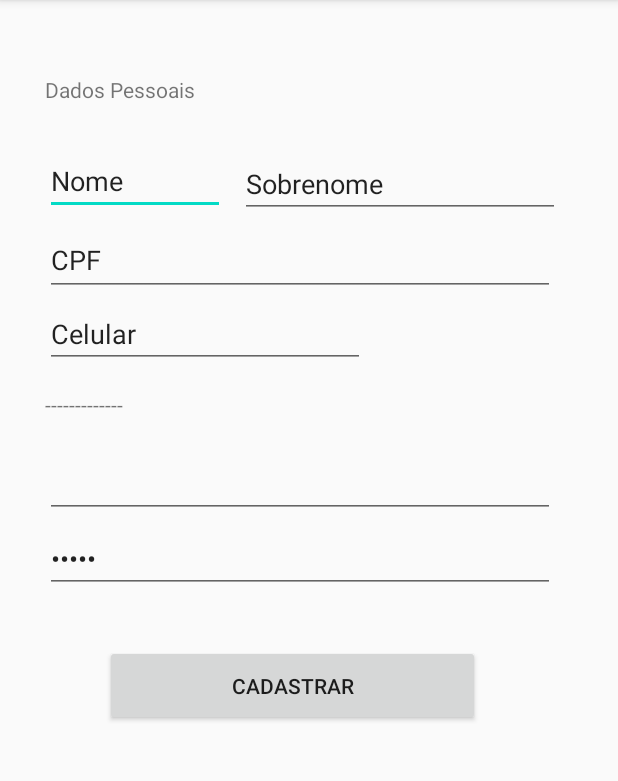
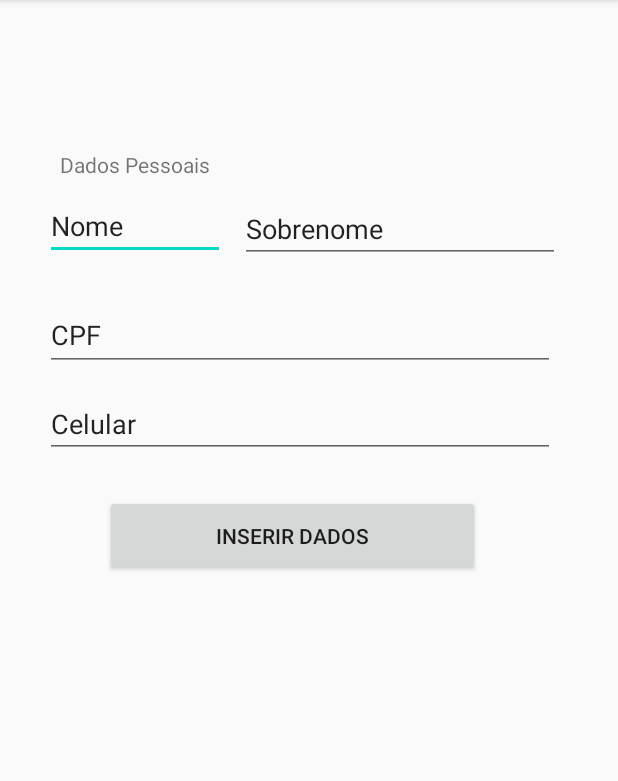
Before and after one commit to Gabs19/Agendamento-Online, an Android app: the Dados_Cadastrais screen opened directly, with no data from a screen before it, on a phone screen of 412 x 824 dp, the part 84-865 px from its top. Run offline under Robolectric (Android 15) with nearby library versions, the phone set to English and light mode, and no system bars; our stand-ins replace Firebase (no records; nobody signed in at launch, a user with empty details on screens opened directly).

Commit message:
cadastro, login, recuperação de senha de usuario (Paciente).

```diff
--- a/app/build.gradle
+++ b/app/build.gradle
@@ -31,6 +31,8 @@ dependencies {
     implementation 'androidx.constraintlayout:constraintlayout:2.0.1'
     implementation 'com.google.firebase:firebase-database:19.4.0'
     implementation 'androidx.coordinatorlayout:coordinatorlayout:1.1.0'
+    implementation 'com.google.firebase:firebase-auth:19.4.0'
+    implementation 'androidx.gridlayout:gridlayout:1.0.0'
     testImplementation 'junit:junit:4.12'
     androidTestImplementation 'androidx.test.ext:junit:1.1.2'
     androidTestImplementation 'androidx.test.espresso:espresso-core:3.3.0'
--- a/app/src/main/AndroidManifest.xml
+++ b/app/src/main/AndroidManifest.xml
@@ -1,7 +1,9 @@
 <?xml version="1.0" encoding="utf-8"?>
 <manifest xmlns:android="http://schemas.android.com/apk/res/android"
     package="com.example.agendamento_online">
-    <uses-permission android:name="android.permission.INTERNET"/>
+
+    <uses-permission android:name="android.permission.INTERNET" />
+
     <application
         android:allowBackup="true"
         android:icon="@mipmap/ic_launcher"
@@ -9,7 +11,11 @@
         android:roundIcon="@mipmap/ic_launcher_round"
         android:supportsRtl="true"
         android:theme="@style/AppTheme">
-        <activity android:name=".Registro_Paciente"></activity>
+        <activity android:name=".Paciente.Dados_Cadastrais"></activity>
+        <activity android:name=".Paciente.Reset_senha" />
+        <activity android:name=".Paciente.Login_Paciente" />
+        <activity android:name=".Home" />
+        <activity android:name=".Paciente.Registro_Paciente" />
         <activity android:name=".MainActivity">
             <intent-filter>
                 <action android:name="android.intent.action.MAIN" />
--- a/app/src/main/java/com/example/agendamento_online/Registro_Paciente.java
+++ b/app/src/main/java/com/example/agendamento_online/Paciente/Dados_Cadastrais.java
@@ -1,77 +1,78 @@
-package com.example.agendamento_online;
+package com.example.agendamento_online.Paciente;
 
 import androidx.appcompat.app.AppCompatActivity;
 
-import android.content.DialogInterface;
 import android.content.Intent;
 import android.os.Bundle;
 import android.view.View;
 import android.widget.Button;
 import android.widget.EditText;
 
-import com.example.agendamento_online.Model.Medico;
+import com.example.agendamento_online.Home;
 import com.example.agendamento_online.Model.Paciente;
+import com.example.agendamento_online.R;
+import com.example.agendamento_online.authentication.Conexao;
 import com.google.firebase.FirebaseApp;
+import com.google.firebase.auth.FirebaseAuth;
+import com.google.firebase.auth.FirebaseUser;
 import com.google.firebase.database.DatabaseReference;
 import com.google.firebase.database.FirebaseDatabase;
 
-import java.util.UUID;
-
-public class Registro_Paciente extends AppCompatActivity {
+public class Dados_Cadastrais extends AppCompatActivity {
 
     FirebaseDatabase firebaseDatabase;
     DatabaseReference databaseReference;
+    FirebaseAuth auth;
+    FirebaseUser user;
 
-    EditText nome, sobrenome, cpf,celular, email, senha;
+    EditText nome, sobrenome, cpf,celular;
 
     @Override
     protected void onCreate(Bundle savedInstanceState) {
         super.onCreate(savedInstanceState);
-        setContentView(R.layout.activity_registro__paciente);
-
-         nome =  findViewById(R.id.nome);
-         sobrenome =  findViewById(R.id.sobrenome);
-         cpf = findViewById(R.id.cpf);
-         celular = findViewById(R.id.celular);
-         email =  findViewById(R.id.email);
-         senha = findViewById(R.id.senha);
+        setContentView(R.layout.activity_dados__cadastrais);
 
         inicializarFirebase();
 
-        Button cadastrar = (Button) findViewById(R.id.cadastrar);
+        nome =  findViewById(R.id.nome);
+        sobrenome =  findViewById(R.id.sobrenome);
+        cpf = findViewById(R.id.cpf);
+        celular = findViewById(R.id.celular);
 
-        cadastrar.setOnClickListener(new View.OnClickListener() {
+        Button inserir = (Button) findViewById(R.id.inserir);
+
+        inserir.setOnClickListener(new View.OnClickListener() {
             @Override
             public void onClick(View v) {
-                cadastrando();
-
-                Intent voltarInicio = new Intent(Registro_Paciente.this, MainActivity.class);
-                startActivity(voltarInicio);
+                cadastrarDados();
+                Intent perfil = new Intent(Dados_Cadastrais.this, Home.class);
+                startActivity(perfil);
             }
         });
-
     }
 
     private void inicializarFirebase() {
-        FirebaseApp.initializeApp(Registro_Paciente.this);
+        FirebaseApp.initializeApp(Dados_Cadastrais.this);
         firebaseDatabase = FirebaseDatabase.getInstance();
         databaseReference = firebaseDatabase.getReference();
     }
 
-    public void cadastrando() {
+    protected void onStart() {
+        super.onStart();
+        auth = Conexao.getFirebaseAuth();
+        user =  Conexao.getFirebaseUser();
+    }
+
+    private void cadastrarDados() {
         Paciente paciente = new Paciente();
 
-        paciente.setId(UUID.randomUUID().toString());
+        paciente.setId(user.getUid());
         paciente.setNome(nome.getText().toString());
         paciente.setSobrenome(sobrenome.getText().toString());
         paciente.setCpf(cpf.getText().toString()); //atributo de paciente
         paciente.setCelular(celular.getText().toString());
-        paciente.setEmail(email.getText().toString());
-        paciente.setSenha(senha.getText().toString());
+        paciente.setEmail(user.getEmail());
 
         databaseReference.child("Paciente").child(paciente.getId()).setValue(paciente);
-
     }
-
-
 }
--- /dev/null
+++ b/app/src/main/java/com/example/agendamento_online/authentication/Conexao.java
@@ -0,0 +1,47 @@
+package com.example.agendamento_online.authentication;
+
+import androidx.annotation.NonNull;
+
+import com.google.firebase.auth.FirebaseAuth;
+import com.google.firebase.auth.FirebaseUser;
+
+public class Conexao {
+
+    private static FirebaseAuth firebaseAuth;
+    private static FirebaseAuth.AuthStateListener authStateListener;
+    private static FirebaseUser firebaseUser;
+
+    public Conexao() {
+
+
+    }
+
+    public static  FirebaseAuth getFirebaseAuth() {
+        if (firebaseAuth == null) {
+            inicializarFirebaseAuth();
+        }
+        return  firebaseAuth;
+    }
+
+    private static void inicializarFirebaseAuth() {
+        firebaseAuth = FirebaseAuth.getInstance();
+        authStateListener = new FirebaseAuth.AuthStateListener() {
+            @Override
+            public void onAuthStateChanged(@NonNull FirebaseAuth firebaseAuth) {
+                FirebaseUser user = firebaseAuth.getCurrentUser();
+                if (user != null) {
+                    firebaseUser = user;
+                }
+            }
+        };  firebaseAuth.addAuthStateListener(authStateListener);
+
+    }
+
+    public static FirebaseUser getFirebaseUser() {
+        return firebaseUser;
+    }
+
+    public static void logOut() {
+        firebaseAuth.signOut();
+    }
+}
--- /dev/null
+++ b/app/src/main/res/layout/activity_dados__cadastrais.xml
@@ -0,0 +1,65 @@
+<?xml version="1.0" encoding="utf-8"?>
+<androidx.coordinatorlayout.widget.CoordinatorLayout xmlns:android="http://schemas.android.com/apk/res/android"
+    xmlns:app="http://schemas.android.com/apk/res-auto"
+    xmlns:tools="http://schemas.android.com/tools"
+    android:layout_width="match_parent"
+    android:layout_height="match_parent"
+    tools:context=".Paciente.Dados_Cadastrais">
+
+    <TextView
+        android:id="@+id/textView"
+        android:layout_width="109dp"
+        android:layout_height="22dp"
+        android:layout_marginTop="100dp"
+        android:layout_marginLeft="40dp"
+        android:text="Dados Pessoais" />
+
+    <EditText
+        android:id="@+id/nome"
+        android:layout_width="120dp"
+        android:layout_height="43dp"
+        android:ems="10"
+        android:layout_marginTop="130dp"
+        android:layout_marginLeft="30dp"
+        android:inputType="textPersonName"
+        android:text="Nome" />
+
+    <EditText
+        android:id="@+id/sobrenome"
+        android:layout_width="wrap_content"
+        android:layout_height="wrap_content"
+        android:ems="10"
+        android:layout_marginTop="130dp"
+        android:layout_marginLeft="160dp"
+        android:inputType="textPersonName"
+        android:text="Sobrenome" />
+
+    <EditText
+        android:id="@+id/cpf"
+        android:layout_width="340dp"
+        android:layout_height="47dp"
+        android:ems="10"
+        android:layout_marginTop="200dp"
+        android:layout_marginLeft="30dp"
+        android:inputType="textPersonName"
+        android:text="CPF" />
+
+    <EditText
+        android:id="@+id/celular"
+        android:layout_width="340dp"
+        android:layout_height="wrap_content"
+        android:ems="10"
+        android:layout_marginTop="260dp"
+        android:layout_marginLeft="30dp"
+        android:inputType="phone"
+        android:text="Celular" />
+
+    <Button
+        android:id="@+id/inserir"
+        android:layout_width="250dp"
+        android:layout_height="54dp"
+        android:layout_marginTop="330dp"
+        android:layout_marginLeft="70dp"
+        android:text="Inserir Dados" />
+
+</androidx.coordinatorlayout.widget.CoordinatorLayout>
--- a/app/src/main/res/layout/activity_registro__paciente.xml
+++ b/app/src/main/res/layout/activity_registro__paciente.xml
@@ -4,69 +4,21 @@
     xmlns:tools="http://schemas.android.com/tools"
     android:layout_width="match_parent"
     android:layout_height="match_parent"
-    tools:context=".Registro_Paciente">
-
-    <TextView
-        android:id="@+id/textView"
-        android:layout_width="109dp"
-        android:layout_height="22dp"
-        android:layout_marginTop="50dp"
-        android:layout_marginLeft="30dp"
-        android:text="Dados Pessoais" />
-
-    <EditText
-        android:id="@+id/nome"
-        android:layout_width="120dp"
-        android:layout_height="43dp"
-        android:ems="10"
-        android:layout_marginTop="100dp"
-        android:layout_marginLeft="30dp"
-        android:inputType="textPersonName"
-        android:text="Nome" />
-
-    <EditText
-        android:id="@+id/sobrenome"
-        android:layout_width="wrap_content"
-        android:layout_height="wrap_content"
-        android:ems="10"
-        android:layout_marginTop="100dp"
-        android:layout_marginLeft="160dp"
-        android:inputType="textPersonName"
-        android:text="Sobrenome" />
-
-    <EditText
-        android:id="@+id/cpf"
-        android:layout_width="340dp"
-        android:layout_height="47dp"
-        android:ems="10"
-        android:layout_marginTop="150dp"
-        android:layout_marginLeft="30dp"
-        android:inputType="textPersonName"
-        android:text="CPF" />
-
-    <EditText
-        android:id="@+id/celular"
-        android:layout_width="wrap_content"
-        android:layout_height="wrap_content"
-        android:ems="10"
-        android:layout_marginTop="200dp"
-        android:layout_marginLeft="30dp"
-        android:inputType="phone"
-        android:text="Celular" />
+    tools:context=".Paciente.Registro_Paciente">
 
     <TextView
         android:id="@+id/textView2"
         android:layout_width="wrap_content"
         android:layout_height="wrap_content"
-        android:layout_marginTop="260dp"
-        android:layout_marginLeft="30dp"
+        android:layout_marginTop="160dp"
+        android:layout_marginLeft="40dp"
         android:text="-------------" />
 
     <EditText
         android:id="@+id/email"
         android:layout_width="340dp"
         android:layout_height="wrap_content"
-        android:layout_marginTop="300dp"
+        android:layout_marginTop="200dp"
         android:layout_marginLeft="30dp"
         android:ems="10"
         android:inputType="textEmailAddress" />
@@ -76,7 +28,7 @@
         android:layout_width="340dp"
         android:layout_height="wrap_content"
         android:ems="10"
-        android:layout_marginTop="350dp"
+        android:layout_marginTop="260dp"
         android:layout_marginLeft="30dp"
         android:inputType="textPassword"
         android:text="Senha" />
@@ -86,7 +38,7 @@
         android:id="@+id/cadastrar"
         android:layout_width="250dp"
         android:layout_height="54dp"
-        android:layout_marginTop="430dp"
+        android:layout_marginTop="330dp"
         android:layout_marginLeft="70dp"
         android:text="Cadastrar" />
 
```
Also changed, not shown: app/src/main/java/com/example/agendamento_online/Home.java (added, +59 -0 lines), app/src/main/java/com/example/agendamento_online/MainActivity.java (+12 -0 lines), app/src/main/java/com/example/agendamento_online/Paciente/Login_Paciente.java (added, +84 -0 lines), app/src/main/java/com/example/agendamento_online/Paciente/Registro_Paciente.java (added, +89 -0 lines), app/src/main/java/com/example/agendamento_online/Paciente/Reset_senha.java (added, +69 -0 lines), app/src/main/res/layout/activity_home.xml (added, +27 -0 lines), app/src/main/res/layout/activity_login.xml (added, +44 -0 lines), app/src/main/res/layout/activity_reset_senha.xml (added, +28 -0 lines).
